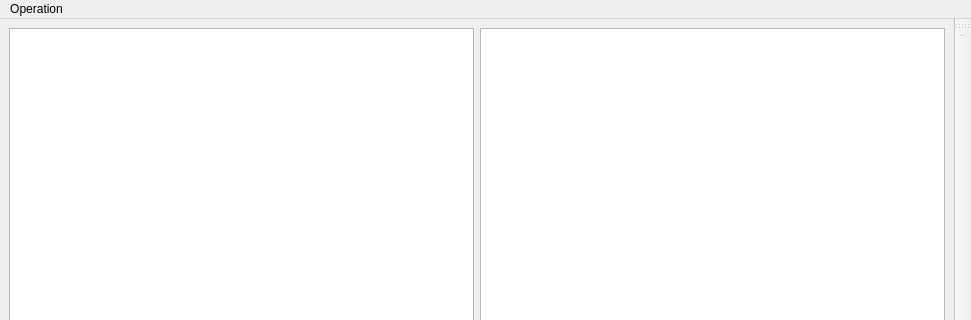
This is form.ui in brilliantrough/not-powerful-translator as Qt 5 draws it before an edit; both pictures show x 0 to 971 and y 0 to 320 of the 971 by 717 pixel window. The edited form follows.
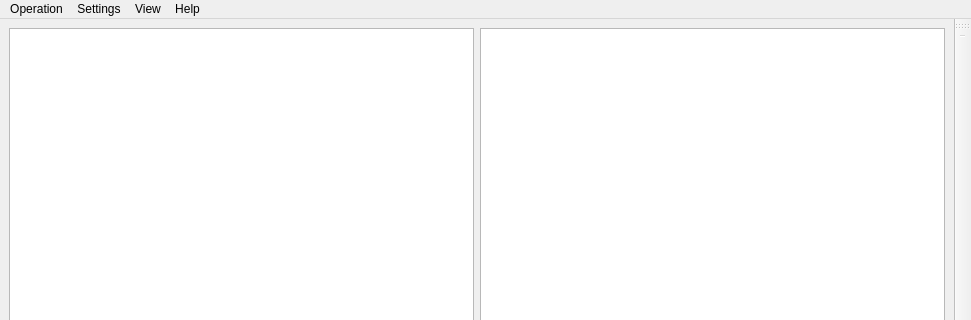
This is the edited form.

```diff
--- a/form.ui
+++ b/form.ui
@@ -155,7 +155,7 @@
      <x>0</x>
      <y>0</y>
      <width>971</width>
-     <height>26</height>
+     <height>22</height>
     </rect>
    </property>
    <widget class="QMenu" name="menu">
@@ -168,7 +168,32 @@
     <addaction name="actionChatGPT_Stream"/>
     <addaction name="actionCancel_Mouse_Backstage"/>
    </widget>
+   <widget class="QMenu" name="menusettings">
+    <property name="title">
+     <string>Settings</string>
+    </property>
+    <addaction name="actionproxy"/>
+   </widget>
+   <widget class="QMenu" name="menuView">
+    <property name="title">
+     <string>View</string>
+    </property>
+    <addaction name="actionFont"/>
+    <addaction name="actionJust_ZH"/>
+    <addaction name="actionJust_EN"/>
+    <addaction name="actionRestore"/>
+   </widget>
+   <widget class="QMenu" name="menuHelp">
+    <property name="title">
+     <string>Help</string>
+    </property>
+    <addaction name="actionAbout"/>
+    <addaction name="actionManual"/>
+   </widget>
    <addaction name="menu"/>
+   <addaction name="menusettings"/>
+   <addaction name="menuView"/>
+   <addaction name="menuHelp"/>
   </widget>
   <widget class="QStatusBar" name="statusbar"/>
   <widget class="QToolBar" name="toolBar">
```
Left out of the diff: 35 changed lines with no effect on the pictures.
